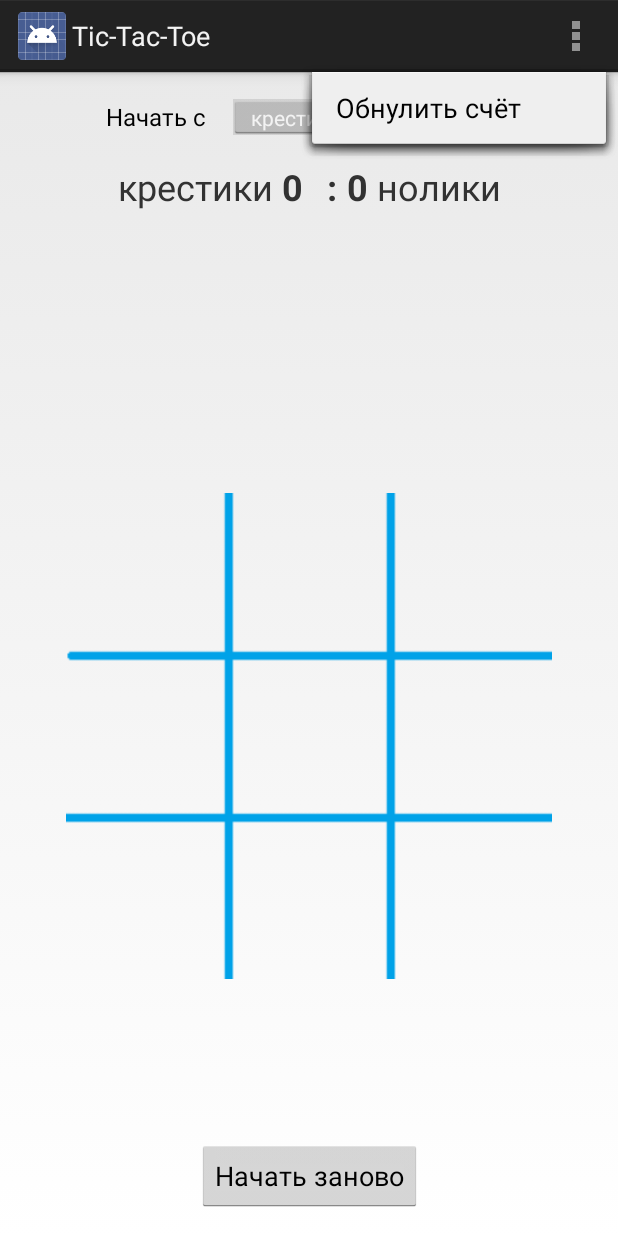
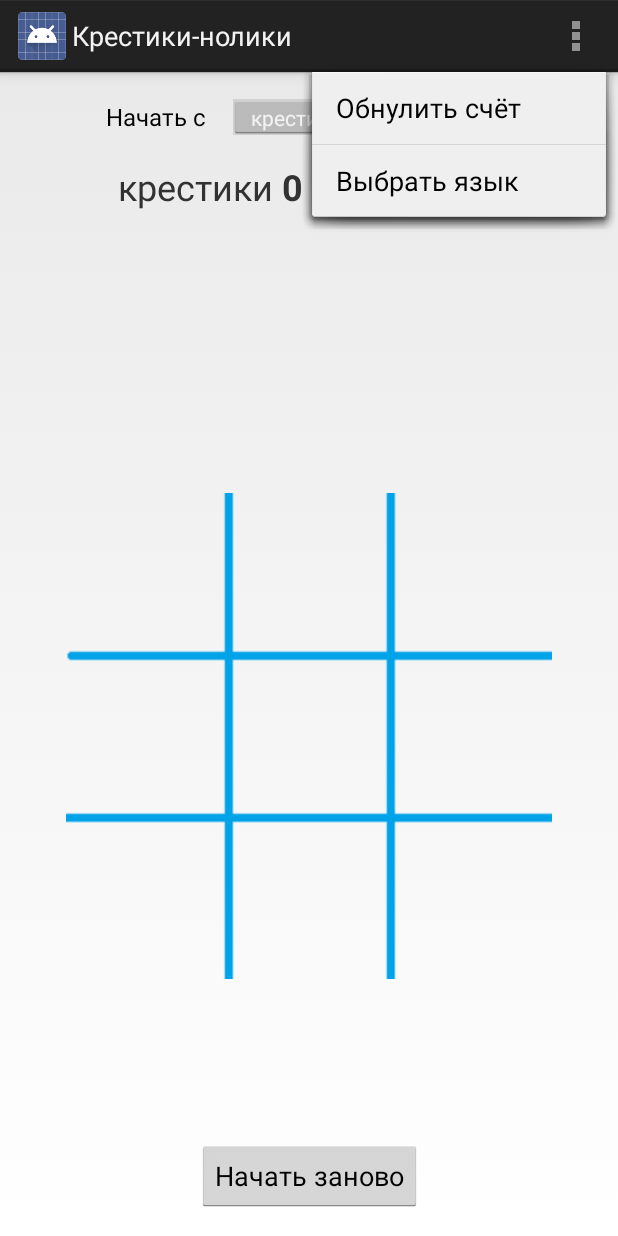
Before and after one commit to goldendenver/TicTacToe, an Android app: the screen it shows after launch (MainActivity), with the options menu open, on a phone screen of 412 x 824 dp. Run offline under Robolectric (Android 15) with nearby library versions, the phone set to English and light mode, and no system bars.

Commit message:
Добавлено меню выбора языка, добавлена локализация для английского языка. Запрещён мультитач, запрещён поворот экрана.

```diff
--- a/app/src/main/AndroidManifest.xml
+++ b/app/src/main/AndroidManifest.xml
@@ -9,7 +9,9 @@
         android:roundIcon="@mipmap/ic_launcher_round"
         android:supportsRtl="true"
         android:theme="@style/AppTheme">
-        <activity android:name=".MainActivity">
+        <activity
+            android:name=".MainActivity"
+            android:screenOrientation="portrait">
             <intent-filter>
                 <action android:name="android.intent.action.MAIN" />
 
--- a/app/src/main/res/layout/activity_main.xml
+++ b/app/src/main/res/layout/activity_main.xml
@@ -101,7 +101,7 @@
         android:layout_width="wrap_content"
         android:layout_height="wrap_content"
         android:layout_marginTop="16dp"
-        android:text="@string/Start_with"
+        android:text="@string/start_with"
         android:textOff="@string/with_crosses"
         android:textOn="@string/with_noughts"
         app:layout_constraintEnd_toEndOf="parent"
--- a/app/src/main/res/values/strings.xml
+++ b/app/src/main/res/values/strings.xml
@@ -1,7 +1,7 @@
 <resources>
-    <string name="app_name">Tic-Tac-Toe</string>
+    <string name="app_name">Крестики-нолики</string>
     <string name="reset">Начать заново</string>
-    <string name="Start_with">Начать с</string>
+    <string name="start_with">Начать с</string>
     <string name="with_noughts">ноликов</string>
     <string name="with_crosses">крестиков</string>
     <string name="noughts">нолики</string>
@@ -13,4 +13,7 @@
     <string name="draw">Ничья!</string>
     <string name="score">крестики <b>0\t :\t 0</b> нолики</string>
     <string name="clear_score">Обнулить счёт</string>
+    <string name="choose_language">Выбрать язык</string>
+    <string name="cancel">Отмена</string>
+    <string name="ok">OK</string>
 </resources>
--- a/app/src/main/res/values/styles.xml
+++ b/app/src/main/res/values/styles.xml
@@ -2,7 +2,9 @@
 
     <!-- Base application theme. -->
     <style name="AppTheme" parent="android:Theme.Holo.Light.DarkActionBar">
-        <!-- Customize your theme here. -->
+        <!-- http://qaru.site/questions/271878/disable-or-prevent-multitouch-in-activity -->
+        <item name="android:windowEnableSplitTouch">false</item>
+        <item name="android:splitMotionEvents">false</item>
     </style>
 
     <style name="buttonStyle">
@@ -12,6 +14,7 @@
         <item name="android:layout_margin">@dimen/buttonMargin</item>
         <item name="android:background">@drawable/pressed_button</item>
         <item name="android:contentDescription">""</item>
+
     </style>
 
 </resources>
```
Also changed, not shown: app/src/main/java/denis/tic_tac_toe/MainActivity.java (+75 -26 lines), 1 other file.
